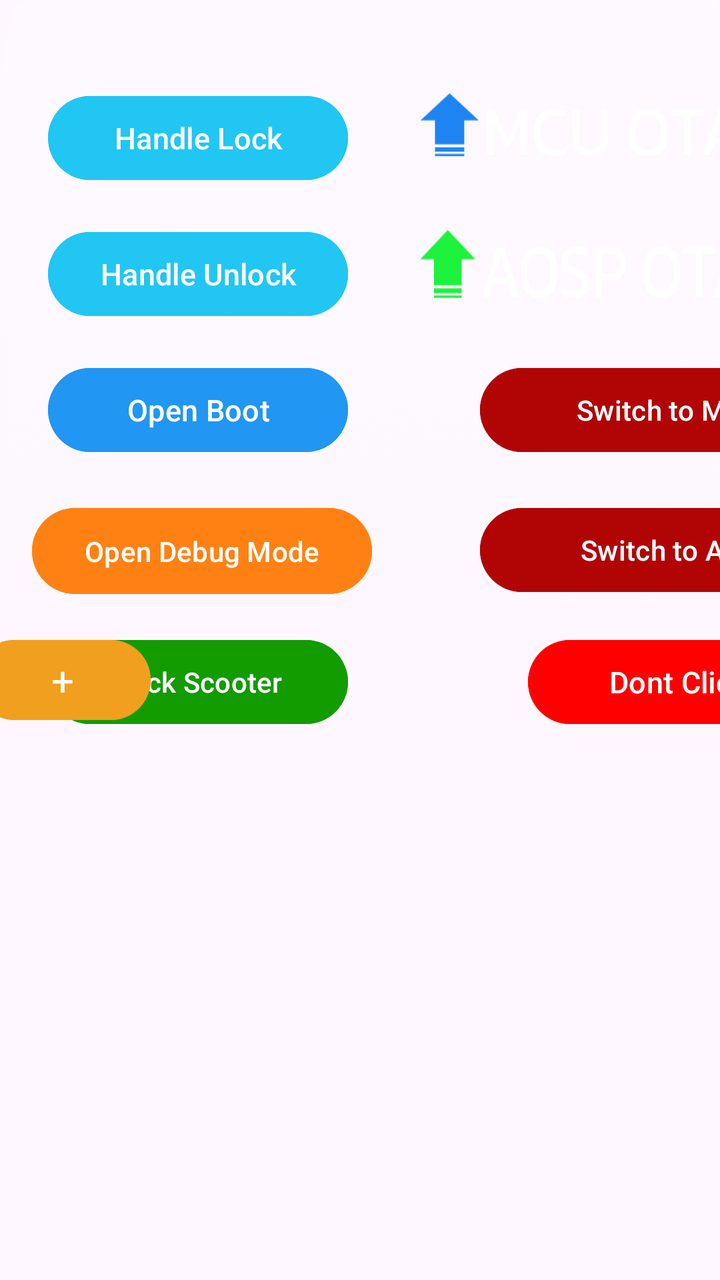
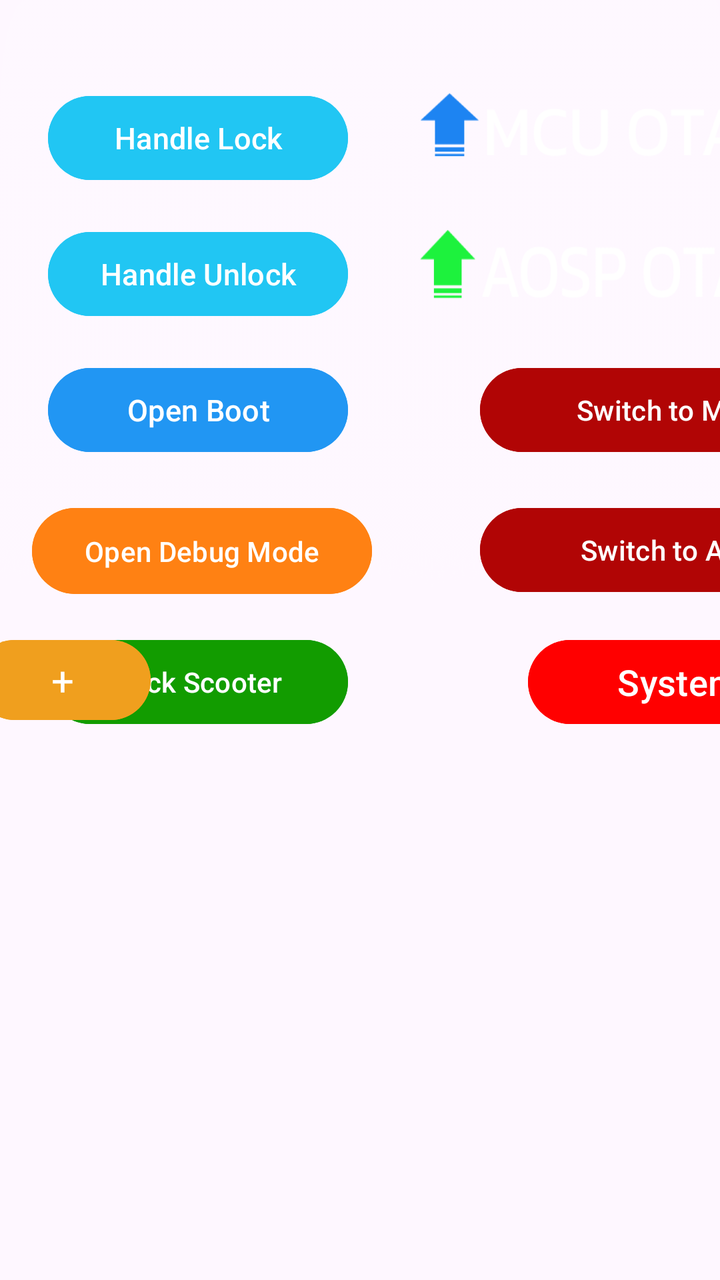

Compare the two renders of this Android layout. The source of the first and the diff that turns it into the second are given below.
<!-- AndroidManifest.xml: application theme Theme.rideOS -->
<!-- res/layout/activity_diagnostic_fragment.xml -->
<?xml version="1.0" encoding="utf-8"?>
<androidx.constraintlayout.widget.ConstraintLayout xmlns:android="http://schemas.android.com/apk/res/android"
    xmlns:tools="http://schemas.android.com/tools"
    android:layout_width="1001dp"
    android:layout_height="418dp"
    xmlns:app="http://schemas.android.com/apk/res-auto"
    android:background="@drawable/fragmentbg">

    <Button
        android:id="@+id/bootbutton"
        android:layout_width="150dp"
        android:layout_height="50dp"
        android:layout_marginStart="24dp"
        android:layout_marginTop="180dp"
        android:backgroundTint="#2196F3"
        android:text="Open Boot"
        android:textSize="15dp"
        android:foreground="@drawable/btn_click_effect"

        app:layout_constraintStart_toStartOf="parent"
        app:layout_constraintTop_toTopOf="parent" />

    <Button
        android:id="@+id/Low"
        android:layout_width="150dp"
        android:layout_height="50dp"
        android:layout_marginStart="784dp"
        android:layout_marginTop="248dp"
        android:backgroundTint="#2116F3"
        android:foreground="@drawable/btn_click_effect"
        android:text="Low"
        android:textSize="15dp"
        app:layout_constraintStart_toStartOf="parent"
        app:layout_constraintTop_toTopOf="parent" />

    <Button
        android:id="@+id/hightorque"
        android:layout_width="150dp"
        android:layout_height="80dp"
        android:layout_marginStart="784dp"
        android:layout_marginTop="310dp"
        android:backgroundTint="#2196F3"
        android:foreground="@drawable/btn_click_effect"
        android:text="Reset parameters"
        android:textSize="15dp"
        app:layout_constraintStart_toStartOf="parent"
        app:layout_constraintTop_toTopOf="parent" />


    <Button
        android:id="@+id/Devicesettings"
        android:layout_width="150dp"
        android:layout_height="50dp"
        android:layout_marginStart="264dp"
        android:layout_marginTop="316dp"
        android:backgroundTint="#FF0000"
        android:text="Dont Click"
        android:textSize="15dp"
        app:layout_constraintStart_toStartOf="parent"
        app:layout_constraintTop_toTopOf="parent" />

    <Button
        android:id="@+id/handlelockbutton"
        android:layout_width="150dp"
        android:layout_height="50dp"
        android:layout_marginStart="24dp"
        android:layout_marginTop="44dp"
        android:backgroundTint="#21C6F3"
        android:text="Handle Lock"
        android:textSize="15dp"
        android:foreground="@drawable/btn_click_effect"

        app:layout_constraintStart_toStartOf="parent"
        app:layout_constraintTop_toTopOf="parent" />

    <Button
        android:id="@+id/handleUNlockbutton"
        android:layout_width="150dp"
        android:layout_height="50dp"
        android:layout_marginStart="24dp"
        android:layout_marginTop="112dp"
        android:backgroundTint="#21C6F3"
        android:text="Handle Unlock"
        android:textSize="15dp"
        android:foreground="@drawable/btn_click_effect"

        app:layout_constraintStart_toStartOf="parent"
        app:layout_constraintTop_toTopOf="parent" />


    <Button
        android:id="@+id/lockScreen"
        android:layout_width="150dp"
        android:layout_height="50dp"
        android:layout_marginStart="24dp"
        android:layout_marginTop="316dp"
        android:backgroundTint="#129C00"
        android:text="Lock Scooter"
        android:foreground="@drawable/btn_click_effect"

        app:layout_constraintStart_toStartOf="parent"
        app:layout_constraintTop_toTopOf="parent" />


    <Button
        android:id="@+id/ToAPU"
        android:layout_width="190dp"
        android:layout_height="50dp"
        android:layout_marginStart="240dp"
        android:layout_marginTop="250dp"
        android:backgroundTint="#B10505"
        android:text="Switch to APU"
        android:foreground="@drawable/btn_click_effect"
        app:layout_constraintStart_toStartOf="parent"
        app:layout_constraintTop_toTopOf="parent" />


    <Button
        android:id="@+id/ToMain"
        android:layout_width="190dp"
        android:layout_height="50dp"
        android:layout_marginStart="240dp"
        android:layout_marginTop="180dp"
        android:backgroundTint="#B10505"
        android:text="Switch to Main"
        android:foreground="@drawable/btn_click_effect"

        app:layout_constraintStart_toStartOf="parent"
        app:layout_constraintTop_toTopOf="parent" />


    <Button
        android:id="@+id/LEDON"
        android:layout_width="190dp"
        android:layout_height="50dp"
        android:layout_marginStart="512dp"
        android:layout_marginTop="180dp"
        android:backgroundTint="#03FFE6"
        android:foreground="@drawable/btn_click_effect"
        android:text="LED ON"
        android:textColor="@color/black"
        app:layout_constraintStart_toStartOf="parent"
        app:layout_constraintTop_toTopOf="parent" />

    <Button
        android:id="@+id/LEDOFF"
        android:layout_width="190dp"
        android:layout_height="50dp"
        android:layout_marginStart="512dp"
        android:layout_marginTop="244dp"
        android:backgroundTint="#03FFE6"
        android:foreground="@drawable/btn_click_effect"
        android:text="LED OFF"
        android:textColor="@color/black"

        app:layout_constraintStart_toStartOf="parent"
        app:layout_constraintTop_toTopOf="parent" />


    <Button
        android:id="@+id/wifiBtn"
        android:layout_width="150dp"
        android:layout_height="50dp"
        android:layout_marginStart="532dp"
        android:layout_marginTop="112dp"
        android:backgroundTint="#7C05BC"
        android:foreground="@drawable/btn_click_effect"
        android:text="Turn WiFi ON"
        app:layout_constraintStart_toStartOf="parent"
        app:layout_constraintTop_toTopOf="parent" />

    <Button
        android:id="@+id/wifiOffBtn"
        android:layout_width="150dp"
        android:layout_height="50dp"
        android:layout_marginStart="532dp"
        android:layout_marginTop="44dp"
        android:backgroundTint="#7C05BC"
        android:foreground="@drawable/btn_click_effect"
        android:text="Turn WiFi OFF"

        app:layout_constraintStart_toStartOf="parent"
        app:layout_constraintTop_toTopOf="parent" />

    <Button
        android:id="@+id/debug"
        android:layout_width="170dp"
        android:layout_height="51dp"
        android:layout_marginStart="16dp"
        android:layout_marginTop="250dp"
        android:backgroundTint="#FF8113"
        android:foreground="@drawable/btn_click_effect"
        android:text="Open Debug Mode"
        app:layout_constraintStart_toStartOf="parent"
        app:layout_constraintTop_toTopOf="parent" />


    <Button
        android:id="@+id/btnmetadata"
        android:layout_width="170dp"
        android:layout_height="51dp"
        android:layout_marginStart="772dp"
        android:layout_marginTop="180dp"
        android:backgroundTint="#FF8113"
        android:foreground="@drawable/btn_click_effect"
        android:text="Edit EV data"
        app:layout_constraintStart_toStartOf="parent"
        app:layout_constraintTop_toTopOf="parent" />

    <ImageButton
        android:id="@+id/mcuotaupdatebtn"
        android:layout_width="276dp"
        android:layout_height="42dp"
        android:layout_marginStart="208dp"
        android:layout_marginTop="44dp"
        android:adjustViewBounds="true"
        android:background="@android:color/transparent"
        android:padding="0dp"
        android:scaleType="fitXY"
        android:src="@drawable/mcuupdatebtn"
        android:foreground="@drawable/btn_click_effect"
        app:layout_constraintStart_toStartOf="parent"
        app:layout_constraintTop_toTopOf="parent" />

    <ImageButton
        android:id="@+id/aospotaupdate"
        android:layout_width="276dp"
        android:layout_height="42dp"
        android:layout_marginStart="208dp"
        android:layout_marginTop="115dp"
        android:adjustViewBounds="true"
        android:background="@android:color/transparent"
        android:padding="0dp"
        android:scaleType="fitXY"
        android:src="@drawable/aospupdatebtn"
        android:foreground="@drawable/btn_click_effect"
        app:layout_constraintStart_toStartOf="parent"
        app:layout_constraintTop_toTopOf="parent" />

    <ImageButton
        android:id="@+id/rebootbtn"
        android:layout_width="256dp"
        android:layout_height="48dp"
        android:layout_marginStart="712dp"
        android:layout_marginTop="44dp"
        android:adjustViewBounds="true"
        android:background="@android:color/transparent"
        android:foreground="@drawable/btn_click_effect"
        android:padding="0dp"
        android:scaleType="fitXY"
        android:src="@drawable/rebootbtn"
        app:layout_constraintStart_toStartOf="parent"
        app:layout_constraintTop_toTopOf="parent" />

    <ImageButton
        android:id="@+id/shutdownbtn"
        android:layout_width="276dp"
        android:layout_height="48dp"
        android:layout_marginStart="712dp"
        android:layout_marginTop="112dp"
        android:adjustViewBounds="true"
        android:background="@android:color/transparent"
        android:foreground="@drawable/btn_click_effect"
        android:padding="0dp"
        android:scaleType="fitXY"
        android:src="@drawable/shutdownbtn"

        app:layout_constraintStart_toStartOf="parent"
        app:layout_constraintTop_toTopOf="parent" />

    <LinearLayout
        android:layout_width="300dp"
        android:layout_height="80dp"
        android:layout_marginTop="300dp"
        android:layout_marginEnd="240dp"
        android:gravity="center"
        android:orientation="horizontal"
        android:padding="16dp"
        app:layout_constraintEnd_toEndOf="parent"
        app:layout_constraintTop_toTopOf="parent">

        <Button
            android:id="@+id/btnDecrease"
            android:layout_width="wrap_content"
            android:layout_height="wrap_content"
            android:backgroundTint="#F09F1E"
            android:fontFamily="@font/opti"
            android:text="-"
            android:textSize="20dp" />

        <TextView
            android:id="@+id/tireDimensionDisplay"
            android:layout_width="wrap_content"
            android:layout_height="wrap_content"
            android:fontFamily="@font/kanit"
            android:padding="14dp"
            android:text="-"
            android:textColor="@color/white"
            android:textSize="22sp" />

        <Button
            android:id="@+id/btnIncrease"
            android:layout_width="wrap_content"
            android:layout_height="wrap_content"
            android:backgroundTint="#F09F1E"
            android:fontFamily="@font/opti"
            android:text="+"
            android:textSize="20dp" />
    </LinearLayout>

    <TextView
        android:id="@+id/rideOS_version"
        android:layout_width="400dp"
        android:layout_height="50dp"
        android:layout_marginBottom="1dp"
        android:fontFamily="@font/kanit"
        android:text=""
        android:textAlignment="textEnd"
        android:textColor="@color/white"
        android:textSize="18dp"
        app:layout_constraintBottom_toBottomOf="parent"
        app:layout_constraintEnd_toEndOf="parent" />


</androidx.constraintlayout.widget.ConstraintLayout>
<!-- resources referenced by this layout -->
<resources>
  <color name="black">#FF000000</color>
  <color name="white">#FFFFFFFF</color>
  <!-- drawable aospupdatebtn: png bitmap (drawable, 7786 bytes) -->
  <!-- drawable btn_click_effect (drawable) -->
  <?xml version="1.0" encoding="utf-8"?>
  <ripple xmlns:android="http://schemas.android.com/apk/res/android"
      android:color="#FFDEDEDE"> 
  
      
      <item android:id="@android:id/mask">
          <shape android:shape="rectangle">
              <solid android:color="#FFDEDEDE" />
              <corners android:radius="25dp" /> 
          </shape>
      </item>
  </ripple>
  <!-- drawable fragmentbg: png bitmap (drawable, 51812 bytes) -->
  <!-- drawable mcuupdatebtn: png bitmap (drawable, 6841 bytes) -->
  <!-- drawable rebootbtn: png bitmap (drawable, 4763 bytes) -->
  <!-- drawable shutdownbtn: png bitmap (drawable, 4921 bytes) -->
  <style name="Theme.rideOS" parent="Base.Theme.rideOS" />
  <style name="Base.Theme.rideOS" parent="Theme.Material3.DayNight.NoActionBar">
          
          
      </style>
</resources>

<!-- the commit's change to res/layout/activity_diagnostic_fragment.xml (unified diff, before → after) -->
@@ -54,8 +54,8 @@
         android:layout_marginStart="264dp"
         android:layout_marginTop="316dp"
         android:backgroundTint="#FF0000"
-        android:text="Dont Click"
-        android:textSize="15dp"
+        android:text="System"
+        android:textSize="18dp"
         app:layout_constraintStart_toStartOf="parent"
         app:layout_constraintTop_toTopOf="parent" />
 
